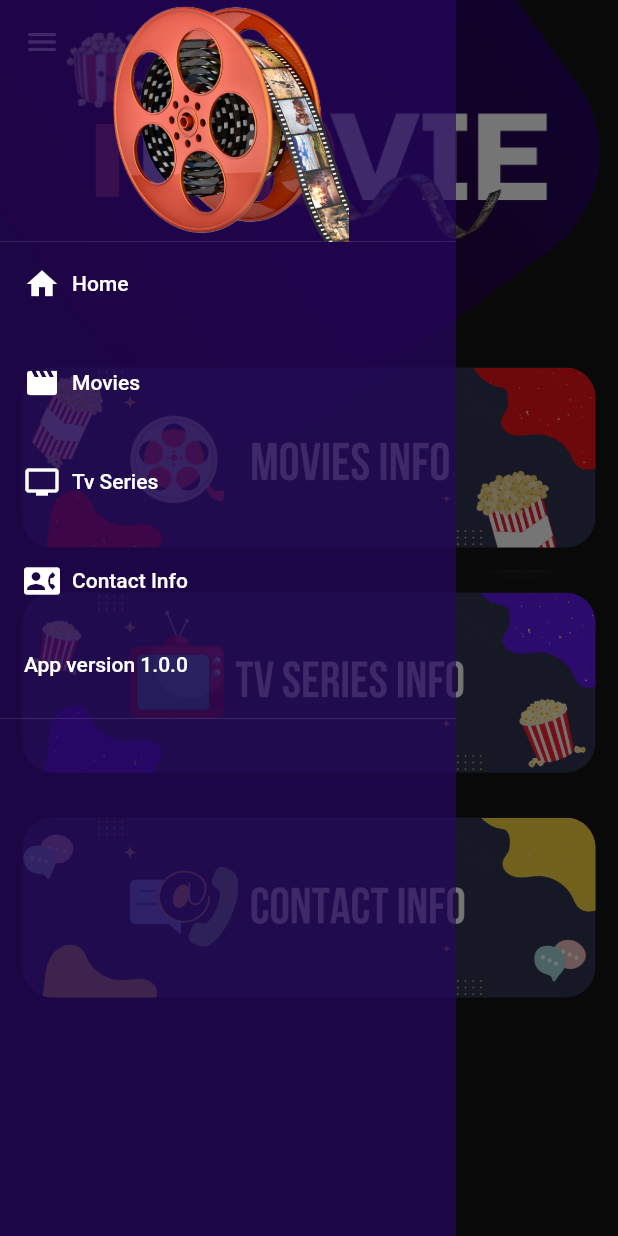
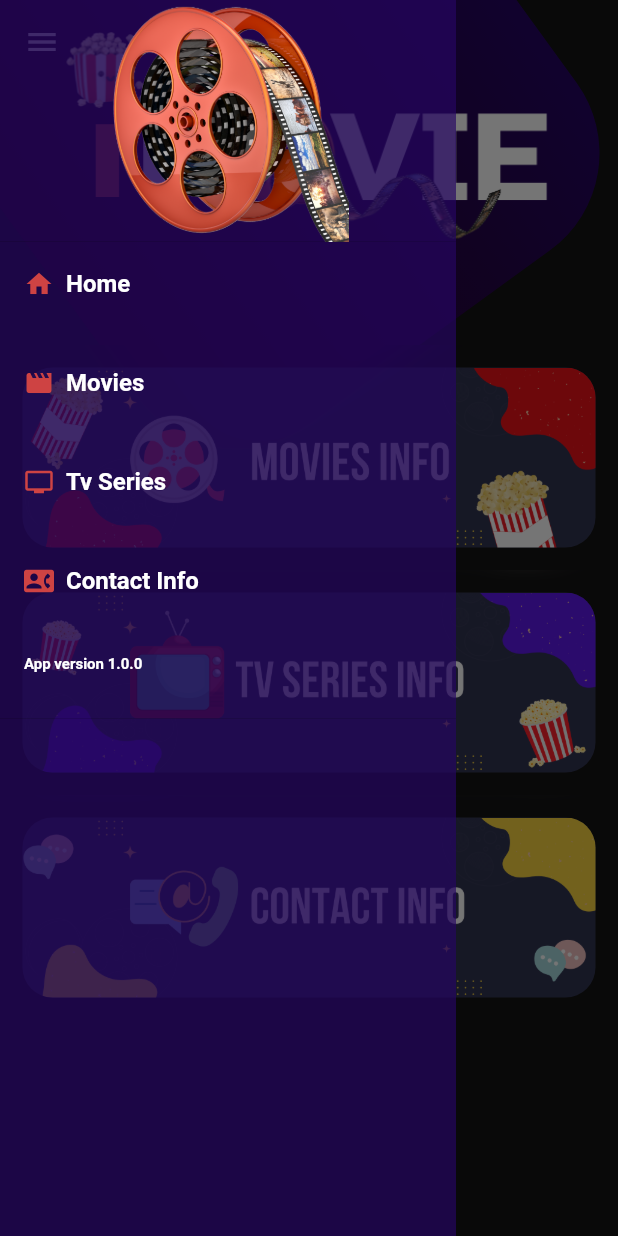
Before and after one commit to iMovie-app/iMovie, a Flutter app: the screen it shows after launch, with the side drawer open, on a phone screen of 412 x 824 dp. Run offline on Flutter 3.47's test engine with Material 2 defaults, Android fonts, the phone set to English and light mode, and no system bars; our stand-ins replace google_fonts, youtube_player_flutter; missing offline and left inert: flutter_swiper_tv.

Commit message:
Retoques estéticos

```diff
--- a/lib/main.dart
+++ b/lib/main.dart
@@ -6,6 +6,7 @@ import 'package:peliculas_app/src/pages/home_movie.dart';
 import 'package:peliculas_app/src/pages/serie_detalle.dart';
 import 'package:peliculas_app/src/pages/splash_page.dart';
 import 'package:peliculas_app/src/pages/home_tv.dart';
+import 'package:peliculas_app/src/themes/text_themes.dart';
 
 import 'src/pages/pelicula_detalle.dart';
 
@@ -26,10 +27,9 @@ class MyApp extends StatelessWidget {
           'detalleserie': (BuildContext context) => SerieDetalle(),
           'actor': (BuildContext context) => ActorDetalle(),
           'actorserie': (BuildContext context) => ActorDetalleSerie(),
-
         },
         theme: ThemeData(
-          brightness: Brightness.dark,
-        ));
+            textTheme: TextThemes.getTextTheme(),
+            backgroundColor: const Color.fromARGB(255, 19, 19, 19)));
   }
 }
--- a/lib/src/pages/actor_detalle.dart
+++ b/lib/src/pages/actor_detalle.dart
@@ -39,7 +39,7 @@ class ActorDetalle extends StatelessWidget {
   Widget _crearAppbar(Actor actor) {
     return SliverAppBar(
       elevation: 2.0,
-      backgroundColor: Colors.deepPurple,
+      backgroundColor: Colors.transparent,
       expandedHeight: 200.0,
       floating: false,
       pinned: true,
--- a/lib/src/pages/actor_detalle_series.dart
+++ b/lib/src/pages/actor_detalle_series.dart
@@ -39,7 +39,7 @@ class ActorDetalleSerie extends StatelessWidget {
   Widget _crearAppbar(Actor actor) {
     return SliverAppBar(
       elevation: 2.0,
-      backgroundColor: Colors.deepPurple,
+      backgroundColor: Colors.transparent,
       expandedHeight: 200.0,
       floating: false,
       pinned: true,
--- a/lib/src/pages/home_tv.dart
+++ b/lib/src/pages/home_tv.dart
@@ -41,6 +41,7 @@ class TvHomePage extends StatelessWidget {
         // Propiedad del Scaffold que llama al menu que hemos creado en la clase DrawerMenu
         drawer: DrawerMenu(),
         body: Stack(children: <Widget>[
+          FondoHomes(),
           Container(
             child: Column(
               mainAxisAlignment: MainAxisAlignment.spaceAround,
--- a/lib/src/pages/pelicula_detalle.dart
+++ b/lib/src/pages/pelicula_detalle.dart
@@ -42,7 +42,7 @@ class PeliculaDetalle extends StatelessWidget {
   Widget crearAppBar(Pelicula pelicula) {
     return SliverAppBar(
       elevation: 2.0,
-      backgroundColor: Colors.deepPurple,
+      backgroundColor: Colors.transparent,
       expandedHeight: 200.0,
       floating: false,
       pinned: true,
--- a/lib/src/pages/serie_detalle.dart
+++ b/lib/src/pages/serie_detalle.dart
@@ -39,7 +39,7 @@ class SerieDetalle extends StatelessWidget {
   Widget crearAppBar(Serie serie) {
     return SliverAppBar(
       elevation: 2.0,
-      backgroundColor: Colors.deepPurple,
+      backgroundColor: Colors.transparent,
       expandedHeight: 200.0,
       floating: false,
       pinned: true,
--- a/lib/src/widgets/menu_drawer.dart
+++ b/lib/src/widgets/menu_drawer.dart
@@ -1,4 +1,8 @@
+// ignore_for_file: prefer_const_constructors
+
 import 'package:flutter/material.dart';
+
+import '../themes/text_themes.dart';
 
 class DrawerMenu extends StatelessWidget {
   @override
@@ -6,6 +10,7 @@ class DrawerMenu extends StatelessWidget {
     return Drawer(
       backgroundColor: Color.fromARGB(173, 37, 5, 99),
       elevation: 0,
+      child: Container(
         child: ListView(
           padding: EdgeInsets.zero,
           children: <Widget>[
@@ -26,13 +31,20 @@ class DrawerMenu extends StatelessWidget {
                 onTap: () => {Navigator.of(context).pushNamed('hometv')}),
             SizedBox(height: 10.0),
             _buildDrawerItem(
-              icon: Icons.contact_phone, text: 'Contact Info', onTap: () => {}),
+                icon: Icons.contact_phone,
+                text: 'Contact Info',
+                onTap: () => {}),
             ListTile(
-            title: Text('App version 1.0.0'),
+              title: Text('App version 1.0.0',
+                  style: TextStyle(
+                      color: Colors.white,
+                      fontSize: 10.0,
+                      fontWeight: FontWeight.bold)),
               onTap: () {},
             ),
             Divider(),
           ],
+        ),
       ),
     );
   }
@@ -55,10 +67,16 @@ class DrawerMenu extends StatelessWidget {
     return ListTile(
       title: Row(
         children: <Widget>[
-          Icon(icon),
+          Icon(icon, color: Color.fromARGB(255, 206, 67, 67), size: 20.0),
           Padding(
             padding: EdgeInsets.only(left: 8.0),
-            child: Text(text!),
+            child: Text(
+              text!,
+              style: TextStyle(
+                  color: Colors.white,
+                  fontSize: 16.0,
+                  fontWeight: FontWeight.bold),
+            ),
           )
         ],
       ),
```
Lines whose indentation alone changed are shown as unchanged.
